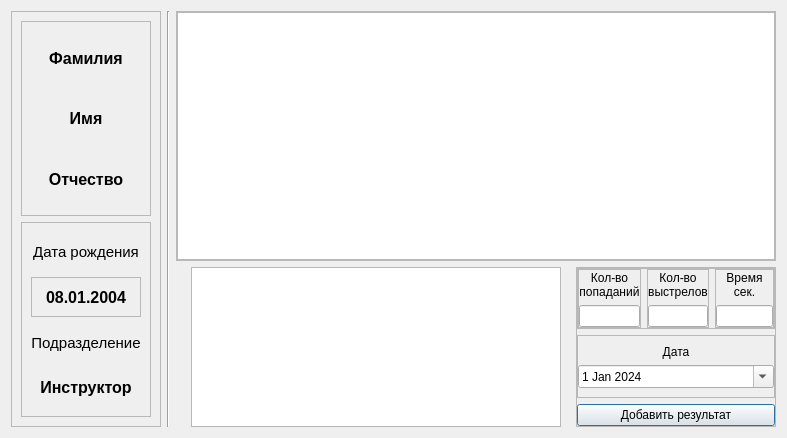
Before: the Qt Designer form user_profile_ui.ui in alekskositsyn/StatStrel, drawn with Qt 5.
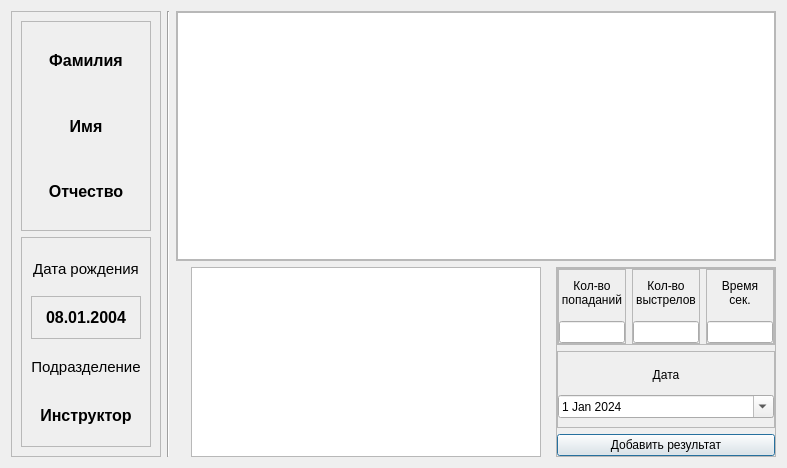
After: the same form once the commit is applied. Custom widgets are drawn as their Qt base class.

```diff
--- a/user_profile_ui.ui
+++ b/user_profile_ui.ui
@@ -7,7 +7,7 @@
     <x>0</x>
     <y>0</y>
     <width>781</width>
-    <height>438</height>
+    <height>468</height>
    </rect>
   </property>
   <property name="windowTitle">
@@ -38,22 +38,6 @@
          <enum>QFrame::Raised</enum>
         </property>
         <layout class="QVBoxLayout" name="verticalLayout">
-         <item>
-          <widget class="QLabel" name="lblFirstName">
-           <property name="font">
-            <font>
-             <pointsize>12</pointsize>
-             <bold>true</bold>
-            </font>
-           </property>
-           <property name="text">
-            <string>Фамилия</string>
-           </property>
-           <property name="alignment">
-            <set>Qt::AlignCenter</set>
-           </property>
-          </widget>
-         </item>
          <item>
           <widget class="QLabel" name="lblLastName">
            <property name="font">
@@ -63,6 +47,22 @@
             </font>
            </property>
            <property name="text">
+            <string>Фамилия</string>
+           </property>
+           <property name="alignment">
+            <set>Qt::AlignCenter</set>
+           </property>
+          </widget>
+         </item>
+         <item>
+          <widget class="QLabel" name="lblFirstName">
+           <property name="font">
+            <font>
+             <pointsize>12</pointsize>
+             <bold>true</bold>
+            </font>
+           </property>
+           <property name="text">
             <string>Имя</string>
            </property>
            <property name="alignment">
@@ -284,7 +284,7 @@
     <widget class="QFrame" name="frame_3">
      <property name="maximumSize">
       <size>
-       <width>200</width>
+       <width>220</width>
        <height>16777215</height>
       </size>
      </property>
```
